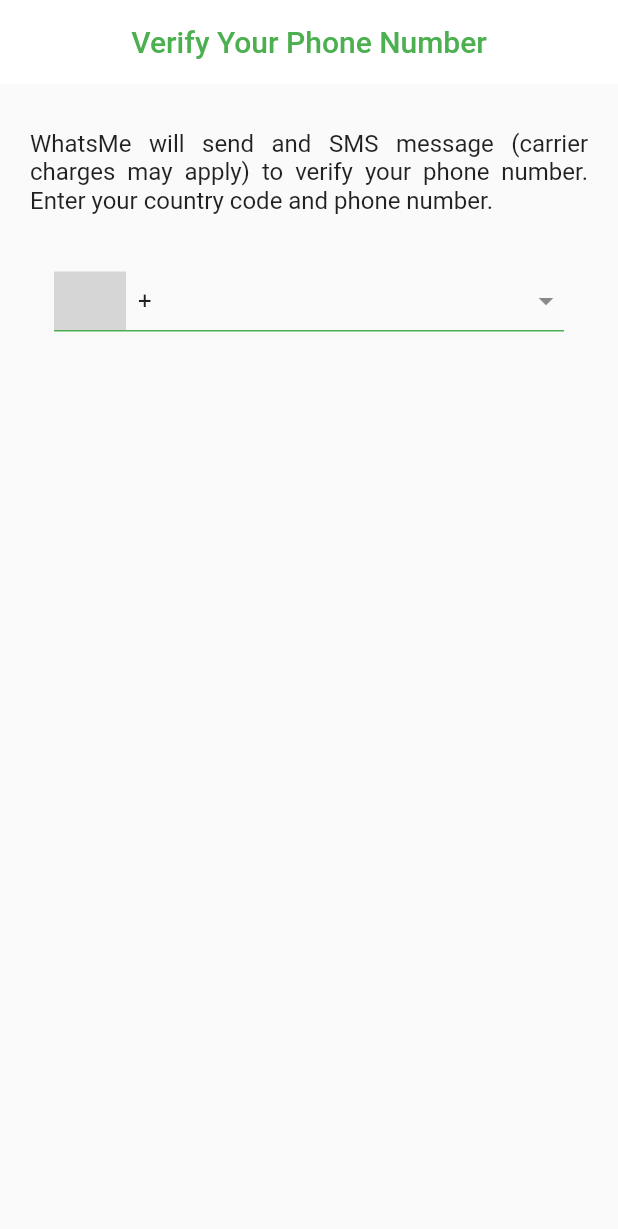
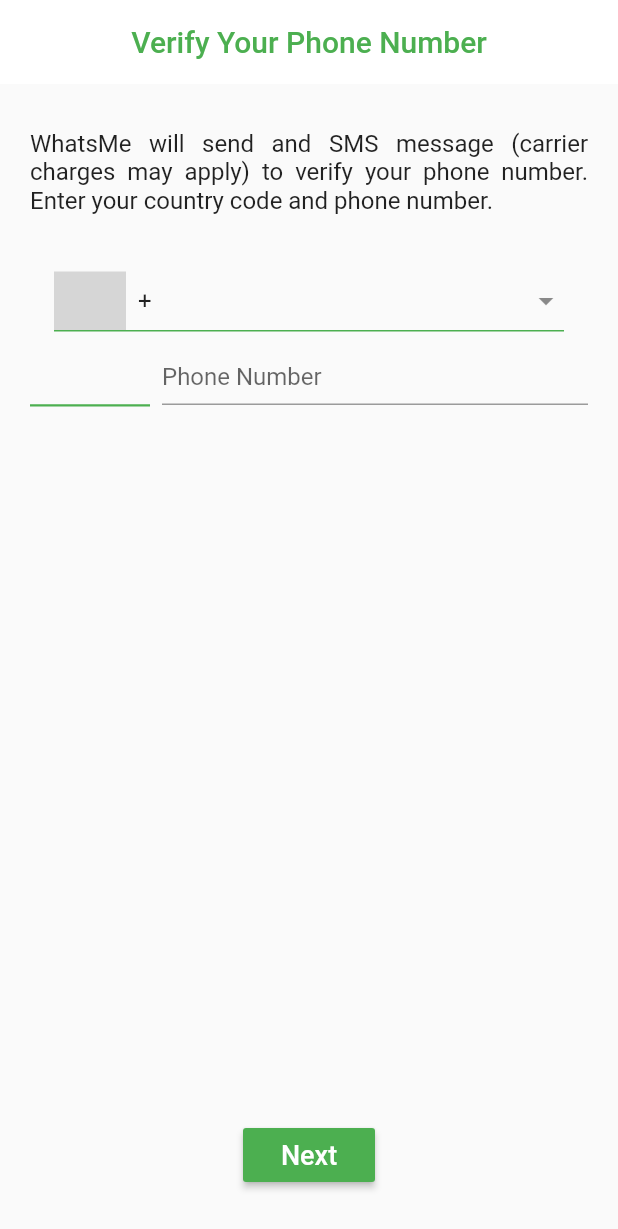
Before and after one commit to ardi27/WhatsMe, a Flutter app: the screen it shows after launch, on a phone screen of 412 x 824 dp. Shown: the top 1229 px of the screen. Run offline on Flutter 3.47's test engine with Material 2 defaults, Android fonts, the phone set to English and light mode, and no system bars; missing offline and left inert: country_pickers; grey boxes are pictures that could not be loaded.

Commit message:
done register page

```diff
--- a/lib/presentation/screens/registration_screen.dart
+++ b/lib/presentation/screens/registration_screen.dart
@@ -41,6 +41,40 @@ class _RegistrationScreenState extends State<RegistrationScreen> {
             ListTile(
               onTap: _openFilteredCountryPickerDialog,
               title: _buildDialogItem(_selectedFilteredDialogCountry),
+            ),
+            Row(
+              children: [
+                Container(
+                  decoration: BoxDecoration(
+                    border: Border(bottom: BorderSide(width: 1.5,color: greenColor))
+                  ),
+                  width: 80,
+                  alignment: Alignment.center,
+                  height: 42,
+                  child: Text("${_selectedFilteredDialogCountry.phoneCode}"),
+                ),
+                SizedBox(width: 8,),
+                Expanded(
+                  child: Container(
+                    height: 40,
+                    child:TextField(
+                      decoration: InputDecoration(
+                        hintText: "Phone Number"
+                      ),
+                    )
+                  ),
+                ),
+              ],
+            ),
+            Expanded(
+              child: Align(
+                alignment: Alignment.bottomCenter,
+                child: MaterialButton(
+                  color:greenColor,
+                  onPressed: (){},
+                  child: Text("Next",style: TextStyle(fontSize: 18,color: Colors.white),),
+                ),
+              ),
             )
           ],
         ),
@@ -76,9 +110,9 @@ class _RegistrationScreenState extends State<RegistrationScreen> {
       height: 40,
       alignment: Alignment.center,
       decoration: BoxDecoration(
-        border: Border(
-          bottom: BorderSide(color: greenColor,width: 1)
-        )
+          border: Border(
+              bottom: BorderSide(color: greenColor,width: 1)
+          )
       ),
       child: Row(
         mainAxisAlignment: MainAxisAlignment.spaceEvenly,
```
Also changed, not shown: lib/presentation/screens/welcome_screen.dart (added).
